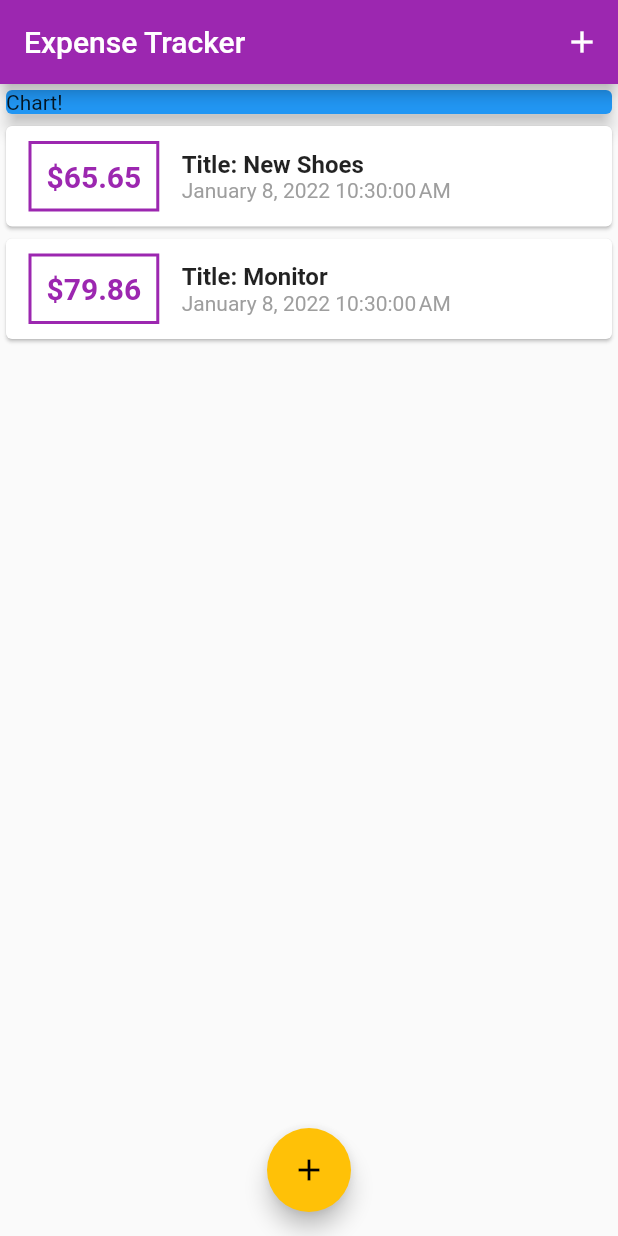
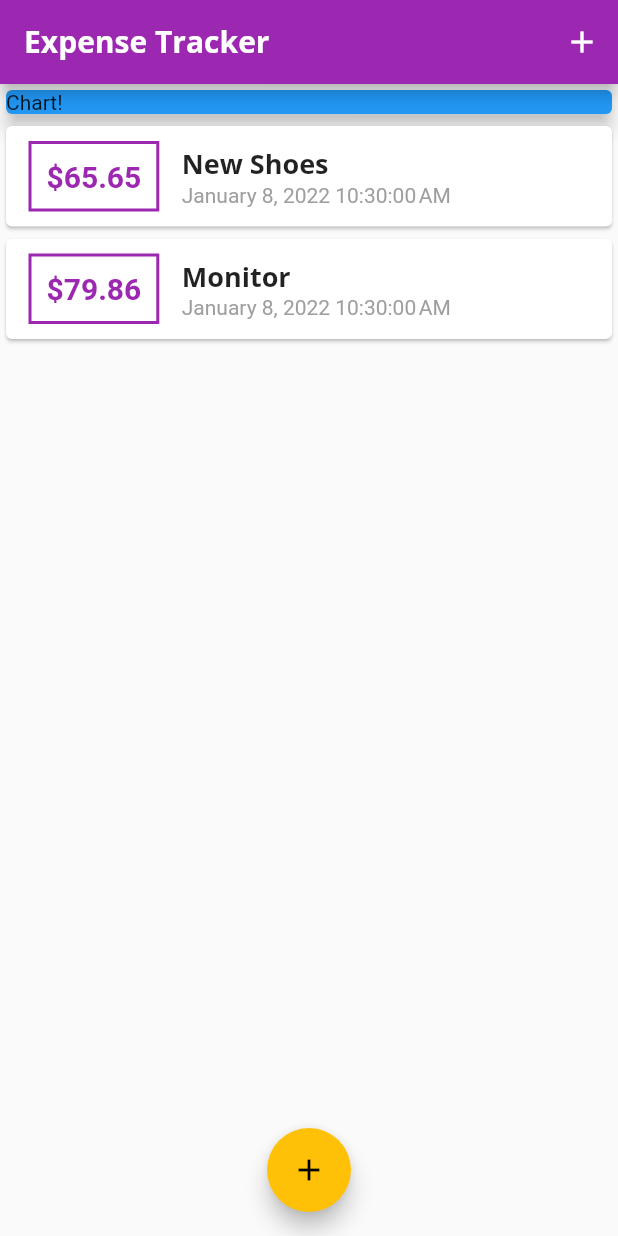
Before and after one commit to MdRahmatUllah/Personal_Expenses_Tracker_flutter, a Flutter app: the screen it shows after launch, on a phone screen of 412 x 824 dp. Run offline on Flutter 3.47's test engine with Material 2 defaults, Android fonts, the phone set to English and light mode, and no system bars.

Commit message:
97. Updated Text Theme Properties

```diff
--- a/lib/main.dart
+++ b/lib/main.dart
@@ -15,6 +15,23 @@
       theme: ThemeData(
         primarySwatch: Colors.purple,
         accentColor: Colors.amber,
+        fontFamily: 'Quicksand',
+        textTheme: ThemeData.light().textTheme.copyWith(
+              headline6: TextStyle(
+                fontFamily: 'OpenSans',
+                fontWeight: FontWeight.bold,
+                fontSize: 18,
+              ),
+            ),
+        appBarTheme: AppBarTheme(
+          textTheme: ThemeData.light().textTheme.copyWith(
+                headline6: TextStyle(
+                  fontFamily: 'OpenSans',
+                  fontSize: 20,
+                  fontWeight: FontWeight.bold,
+                ),
+              ),
+        ),
       ),
       home: MyHomePage(),
     );
--- a/lib/widgets/transaction_list.dart
+++ b/lib/widgets/transaction_list.dart
@@ -40,9 +40,10 @@
                   crossAxisAlignment: CrossAxisAlignment.start,
                   children: [
                     Text(
-                      "Title: " + transactions[index].title,
-                      style:
-                          TextStyle(fontWeight: FontWeight.bold, fontSize: 16),
+                      transactions[index].title,
+                      //style:
+                      // TextStyle(fontWeight: FontWeight.bold, fontSize: 16),
+                      style: Theme.of(context).textTheme.headline6,
                     ),
                     Text(
                       DateFormat().format(transactions[index].date),
```
Also changed, not shown: pubspec.yaml (+13 -6 lines).
